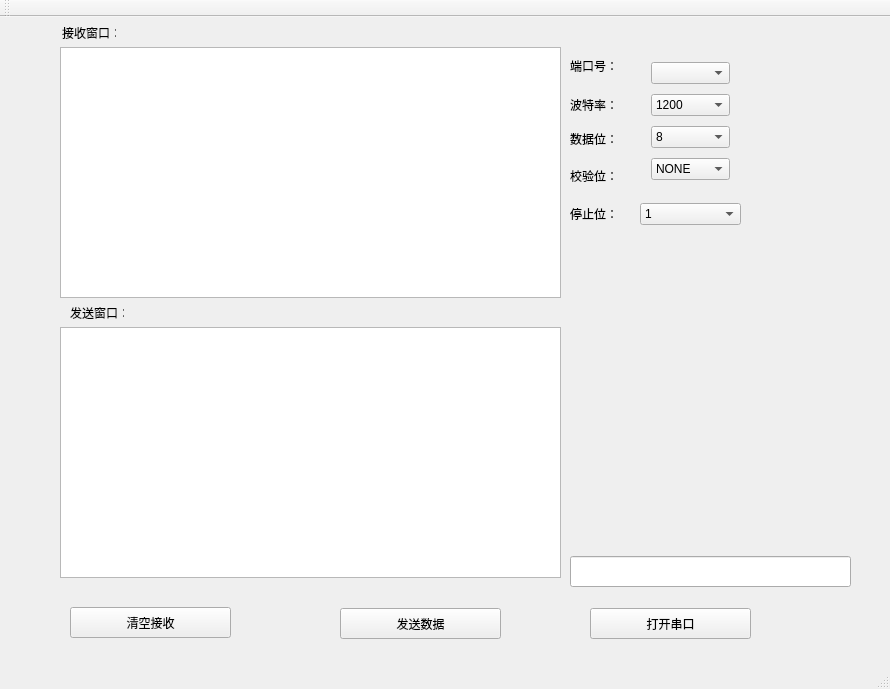
Before: the Qt Designer form mainwindow.ui in totosupermanjzp/BtServerDemo, drawn with Qt 5.
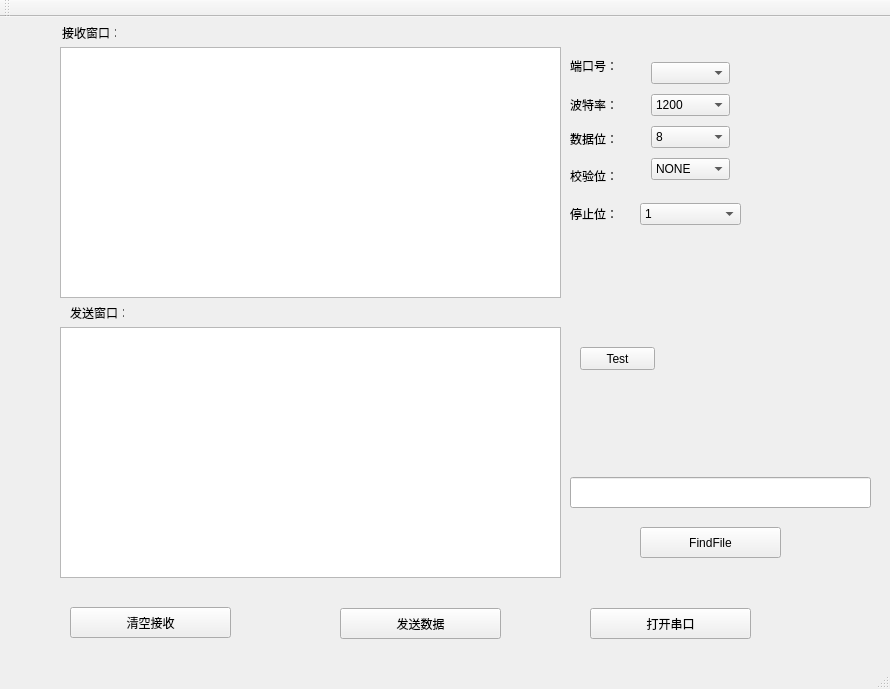
After: the same form once the commit is applied.

```diff
--- a/mainwindow.ui
+++ b/mainwindow.ui
@@ -168,8 +168,8 @@
     <property name="geometry">
      <rect>
       <x>570</x>
-      <y>539</y>
-      <width>281</width>
+      <y>460</y>
+      <width>301</width>
       <height>31</height>
      </rect>
     </property>
@@ -291,6 +291,32 @@
      </rect>
     </property>
    </widget>
+   <widget class="QPushButton" name="FindFileButton">
+    <property name="geometry">
+     <rect>
+      <x>640</x>
+      <y>510</y>
+      <width>141</width>
+      <height>31</height>
+     </rect>
+    </property>
+    <property name="text">
+     <string>FindFile</string>
+    </property>
+   </widget>
+   <widget class="QPushButton" name="TestButton">
+    <property name="geometry">
+     <rect>
+      <x>580</x>
+      <y>330</y>
+      <width>75</width>
+      <height>23</height>
+     </rect>
+    </property>
+    <property name="text">
+     <string>Test</string>
+    </property>
+   </widget>
   </widget>
   <widget class="QMenuBar" name="menuBar">
    <property name="geometry">
```
Left out of the diff: 2 changed lines with no effect on the pictures.
